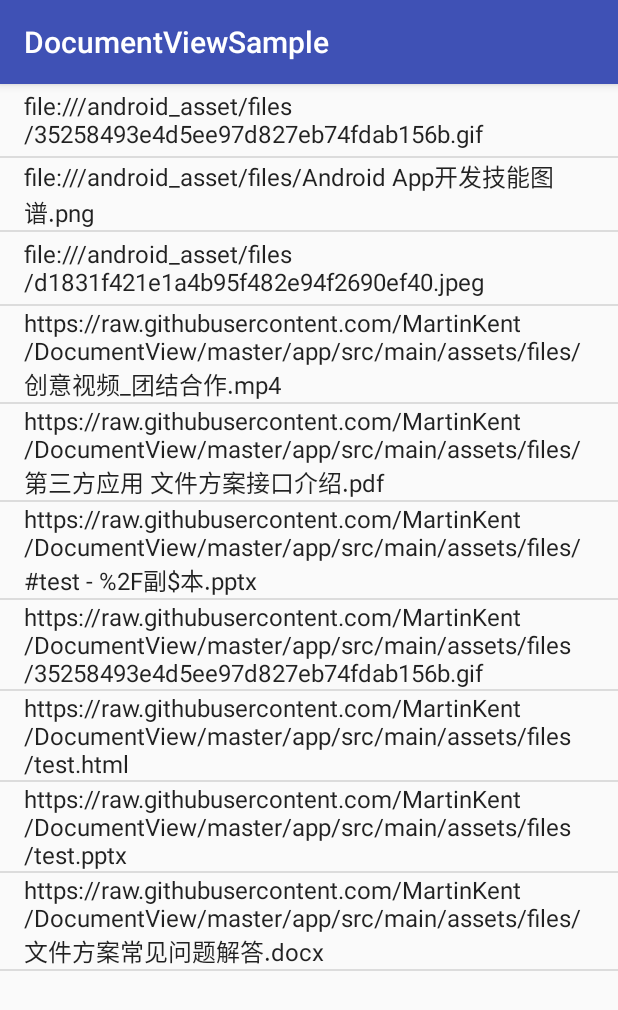
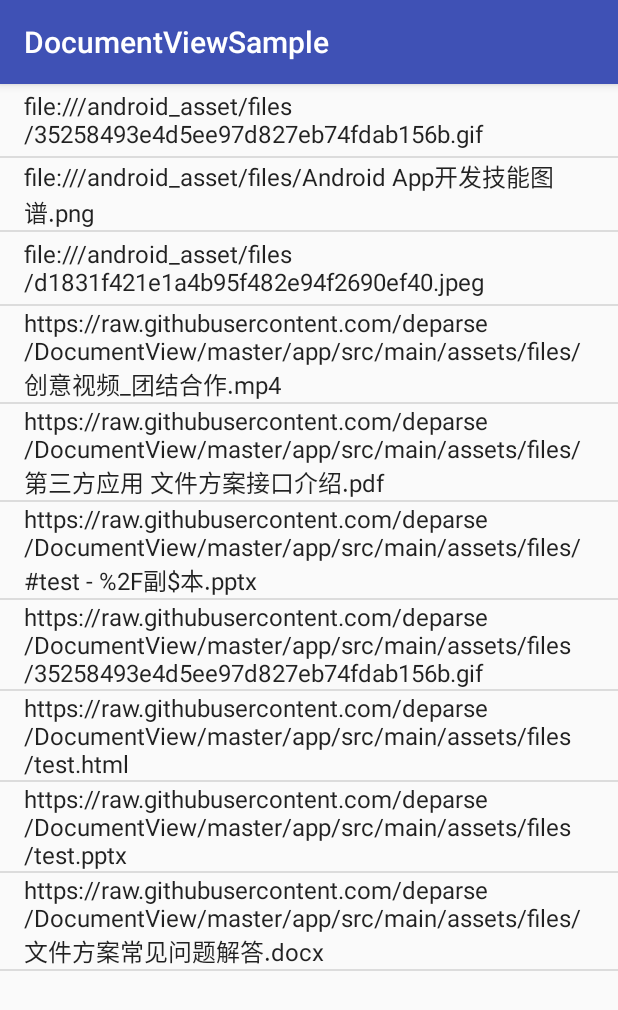
Before and after one commit to Yemesoft/DocumentView, an Android app: the screen it shows after launch (MainActivity), on a phone screen of 412 x 824 dp. Shown: the top 1010 px of the screen. Run offline under Robolectric (Android 15) with nearby library versions, the phone set to English and light mode, and no system bars; libraries missing offline, so code that uses them is left out: com.tencent.smtt; 1 statement that could not run was skipped.

```diff
--- /dev/null
+++ b/DocumentViewer/src/main/java/com/deparse/documentviewer/DefaultMessageProvider.java
@@ -0,0 +1,20 @@
+package com.deparse.documentviewer;
+
+import android.content.Context;
+
+/**
+ * @author MartinKent
+ * @time 2018/1/15
+ */
+public class DefaultMessageProvider implements MessageProvider {
+    private final Context mContext;
+
+    public DefaultMessageProvider(Context context) {
+        this.mContext = context;
+    }
+
+    @Override
+    public String getMsg(MessageType type, Object... formatArgs) {
+        return mContext.getString(type.getResId(), formatArgs);
+    }
+}
--- a/DocumentViewer/src/main/java/com/deparse/documentviewer/DocumentView.java
+++ b/DocumentViewer/src/main/java/com/deparse/documentviewer/DocumentView.java
@@ -146,7 +146,7 @@ public class DocumentView extends FrameLayout implements TbsReaderView.ReaderCal
         String ext = filePath.substring(filePath.lastIndexOf(".") + 1);
         boolean result = mTbsReaderView.preOpen(ext, false);
         if (!result) {
-            showMsg("无法在移动端查看该文件\n" + filePath);
+            showMsg(DocumentHelper.getMsg(MessageType.CAN_NOT_VIEW_THE_FILE_ON_MOBILE,filePath));
             return;
         }
         mTbsReaderView.openFile(bundle);
@@ -171,7 +171,7 @@ public class DocumentView extends FrameLayout implements TbsReaderView.ReaderCal
     @Override
     public void onCallBackAction(Integer integer, Object o, Object o1) {
         System.out.println("onCallBackAction integer=" + integer + ", o=" + o + ", o1=" + o1);
-        showMsg("文件预览失败");
+        showMsg(DocumentHelper.getMsg(MessageType.FILE_LOAD_FILED));
     }
 
     public void onResume() {
--- /dev/null
+++ b/DocumentViewer/src/main/java/com/deparse/documentviewer/MessageProvider.java
@@ -0,0 +1,9 @@
+package com.deparse.documentviewer;
+
+/**
+ * @author MartinKent
+ * @time 2018/1/15
+ */
+public interface MessageProvider {
+    String getMsg(MessageType type, Object... formatArgs);
+}
--- /dev/null
+++ b/DocumentViewer/src/main/res/values/strings.xml
@@ -0,0 +1,10 @@
+<?xml version="1.0" encoding="utf-8"?>
+<resources>
+    <string name="copy_file_failed">Copy file to temporary directory failure</string>
+    <string name="file_format_not_supported">File format is not supported</string>
+    <string name="create_temp_dir_failed">Failure to create a temporary directory\n%s</string>
+    <string name="file_is_downloading">The file is being downloaded…</string>
+    <string name="file_download_failed">File download failure</string>
+    <string name="can_not_view_the_file_on_mobile">Unable to view the file on mobile\n%s</string>
+    <string name="file_load_failed">File loading failure</string>
+</resources>
--- a/app/src/main/java/com/deparse/testlib/MainActivity.java
+++ b/app/src/main/java/com/deparse/testlib/MainActivity.java
@@ -36,13 +36,13 @@ public class MainActivity extends AppCompatActivity {
             }
             List<String> paths = new ArrayList<>();
             Collections.addAll(paths, files);
-            paths.add("https://raw.githubusercontent.com/MartinKent/DocumentView/master/app/src/main/assets/files/创意视频_团结合作.mp4");
-            paths.add("https://raw.githubusercontent.com/MartinKent/DocumentView/master/app/src/main/assets/files/第三方应用 文件方案接口介绍.pdf");
-            paths.add("https://raw.githubusercontent.com/MartinKent/DocumentView/master/app/src/main/assets/files/#test - %2F副$本.pptx");
-            paths.add("https://raw.githubusercontent.com/MartinKent/DocumentView/master/app/src/main/assets/files/35258493e4d5ee97d827eb74fdab156b.gif");
-            paths.add("https://raw.githubusercontent.com/MartinKent/DocumentView/master/app/src/main/assets/files/test.html");
-            paths.add("https://raw.githubusercontent.com/MartinKent/DocumentView/master/app/src/main/assets/files/test.pptx");
-            paths.add("https://raw.githubusercontent.com/MartinKent/DocumentView/master/app/src/main/assets/files/文件方案常见问题解答.docx");
+            paths.add("https://raw.githubusercontent.com/deparse/DocumentView/master/app/src/main/assets/files/创意视频_团结合作.mp4");
+            paths.add("https://raw.githubusercontent.com/deparse/DocumentView/master/app/src/main/assets/files/第三方应用 文件方案接口介绍.pdf");
+            paths.add("https://raw.githubusercontent.com/deparse/DocumentView/master/app/src/main/assets/files/#test - %2F副$本.pptx");
+            paths.add("https://raw.githubusercontent.com/deparse/DocumentView/master/app/src/main/assets/files/35258493e4d5ee97d827eb74fdab156b.gif");
+            paths.add("https://raw.githubusercontent.com/deparse/DocumentView/master/app/src/main/assets/files/test.html");
+            paths.add("https://raw.githubusercontent.com/deparse/DocumentView/master/app/src/main/assets/files/test.pptx");
+            paths.add("https://raw.githubusercontent.com/deparse/DocumentView/master/app/src/main/assets/files/文件方案常见问题解答.docx");
             listView.setAdapter(new ArrayAdapter<String>(this, android.R.layout.simple_list_item_1, paths));
             listView.setOnItemClickListener(new AdapterView.OnItemClickListener() {
                 @Override
```
Also changed, not shown: DocumentViewer/src/main/java/com/deparse/documentviewer/DocumentHelper.java (+27 -7 lines), DocumentViewer/src/main/java/com/deparse/documentviewer/MessageType.java (added, +26 -0 lines), 3 other files.
